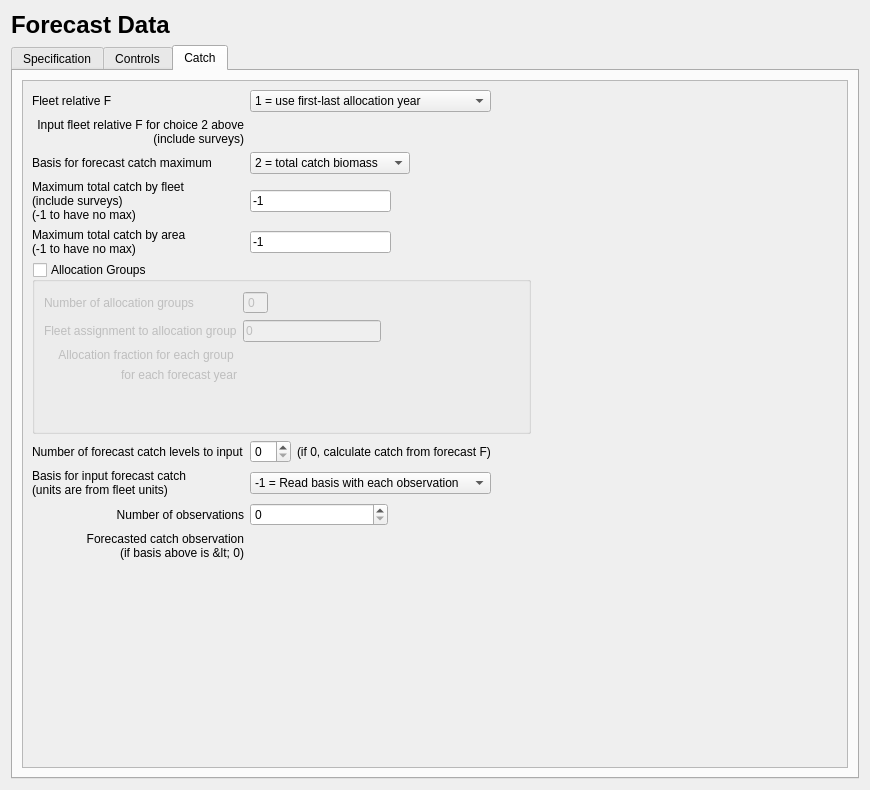
Before: the Qt Designer form src/forecast_widget.ui in nmfs-ost/ss3-ssi, drawn with Qt 5.
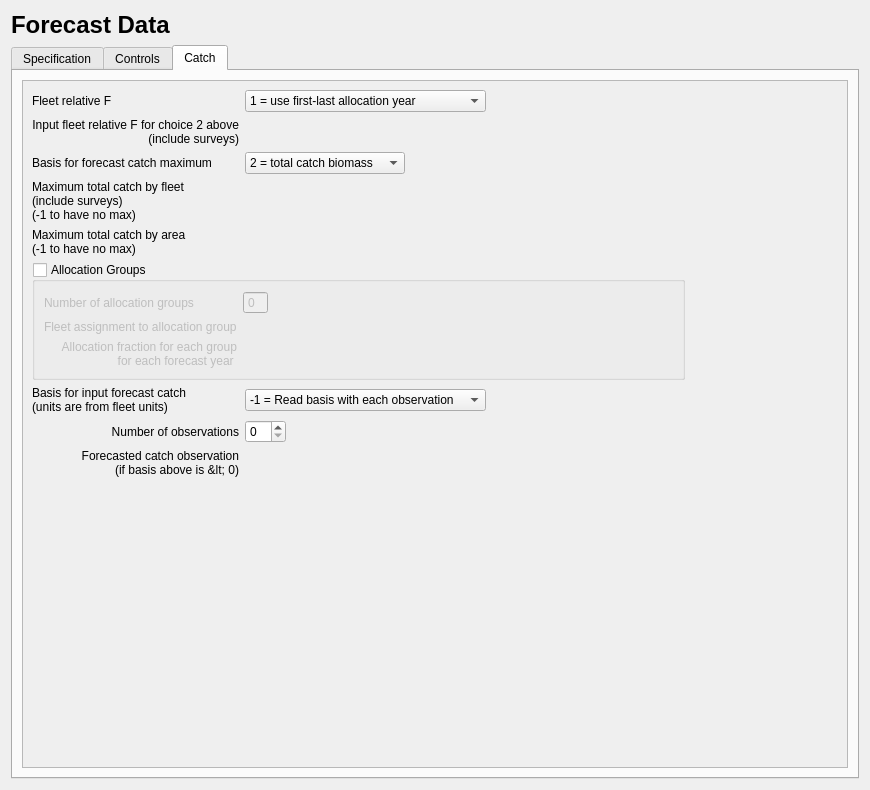
After: the same form once the commit is applied. Icons and pictures are not drawn.

Diff of the .ui file:
```diff
--- a/src/forecast_widget.ui
+++ b/src/forecast_widget.ui
@@ -1671,12 +1671,6 @@
           <layout class="QVBoxLayout" name="verticalLayout_4">
            <item>
             <layout class="QGridLayout" name="gridLayout_fcast2">
-             <item row="10" column="1" colspan="2">
-              <layout class="QVBoxLayout" name="verticalLayout_catch_basis"/>
-             </item>
-             <item row="9" column="1">
-              <widget class="QSpinBox" name="spinBox_fixed_catch_obs"/>
-             </item>
              <item row="4" column="0">
               <widget class="QLabel" name="label_area_max">
                <property name="text">
@@ -1700,13 +1694,6 @@
                </property>
               </widget>
              </item>
-             <item row="7" column="0">
-              <widget class="QLabel" name="label_fcast_levels">
-               <property name="text">
-                <string>Number of forecast catch levels to input</string>
-               </property>
-              </widget>
-             </item>
              <item row="0" column="0">
               <widget class="QLabel" name="label_relF">
                <property name="text">
@@ -1714,61 +1701,6 @@
                </property>
               </widget>
              </item>
-             <item row="0" column="1" colspan="3">
-              <layout class="QHBoxLayout" name="horizontalLayout_relf">
-               <item>
-                <widget class="QComboBox" name="comboBox_relF">
-                 <item>
-                  <property name="text">
-                   <string>1 = use first-last allocation year</string>
-                  </property>
-                 </item>
-                 <item>
-                  <property name="text">
-                   <string>2 = read season(row) x fleet(col) below</string>
-                  </property>
-                 </item>
-                </widget>
-               </item>
-               <item>
-                <spacer name="horizontalSpacer_18">
-                 <property name="orientation">
-                  <enum>Qt::Horizontal</enum>
-                 </property>
-                 <property name="sizeHint" stdset="0">
-                  <size>
-                   <width>40</width>
-                   <height>20</height>
-                  </size>
-                 </property>
-                </spacer>
-               </item>
-              </layout>
-             </item>
-             <item row="4" column="1" colspan="2">
-              <layout class="QHBoxLayout" name="horizontalLayout_area_max">
-               <item>
-                <widget class="QLineEdit" name="lineEdit_max_catch_area">
-                 <property name="text">
-                  <string>-1</string>
-                 </property>
-                </widget>
-               </item>
-               <item>
-                <spacer name="horizontalSpacer_17">
-                 <property name="orientation">
-                  <enum>Qt::Horizontal</enum>
-                 </property>
-                 <property name="sizeHint" stdset="0">
-                  <size>
-                   <width>40</width>
-                   <height>20</height>
-                  </size>
-                 </property>
-                </spacer>
-               </item>
-              </layout>
-             </item>
              <item row="10" column="0">
               <widget class="QLabel" name="label_input_fixed_catch">
                <property name="text">
@@ -1800,7 +1732,160 @@
                </property>
               </widget>
              </item>
-             <item row="5" column="0" colspan="3">
+             <item row="2" column="1" colspan="2">
+              <layout class="QHBoxLayout" name="horizontalLayout_tuning_basis">
+               <item>
+                <widget class="QComboBox" name="comboBox_tuning_basis">
+                 <property name="sizePolicy">
+                  <sizepolicy hsizetype="Preferred" vsizetype="Fixed">
+                   <horstretch>0</horstretch>
+                   <verstretch>0</verstretch>
+                  </sizepolicy>
+                 </property>
+                 <property name="minimumSize">
+                  <size>
+                   <width>160</width>
+                   <height>0</height>
+                  </size>
+                 </property>
+                 <item>
+                  <property name="text">
+                   <string>2 = total catch biomass</string>
+                  </property>
+                 </item>
+                 <item>
+                  <property name="text">
+                   <string>3 = retained biomass</string>
+                  </property>
+                 </item>
+                 <item>
+                  <property name="text">
+                   <string>5 = total catch number</string>
+                  </property>
+                 </item>
+                 <item>
+                  <property name="text">
+                   <string>6 = retained number</string>
+                  </property>
+                 </item>
+                </widget>
+               </item>
+               <item>
+                <spacer name="horizontalSpacer_15">
+                 <property name="orientation">
+                  <enum>Qt::Horizontal</enum>
+                 </property>
+                 <property name="sizeHint" stdset="0">
+                  <size>
+                   <width>40</width>
+                   <height>20</height>
+                  </size>
+                 </property>
+                </spacer>
+               </item>
+              </layout>
+             </item>
+             <item row="8" column="1" colspan="2">
+              <layout class="QHBoxLayout" name="horizontalLayout_input_catch_basis">
+               <item>
+                <widget class="QComboBox" name="comboBox_input_catch_basis">
+                 <property name="sizePolicy">
+                  <sizepolicy hsizetype="Preferred" vsizetype="Fixed">
+                   <horstretch>1</horstretch>
+                   <verstretch>0</verstretch>
+                  </sizepolicy>
+                 </property>
+                 <item>
+                  <property name="text">
+                   <string>-1 = Read basis with each observation</string>
+                  </property>
+                 </item>
+                 <item>
+                  <property name="text">
+                   <string>2 = Dead catch</string>
+                  </property>
+                 </item>
+                 <item>
+                  <property name="text">
+                   <string>3 = Retained catch</string>
+                  </property>
+                 </item>
+                 <item>
+                  <property name="text">
+                   <string>99 = Input harves rate (F)</string>
+                  </property>
+                 </item>
+                </widget>
+               </item>
+               <item>
+                <spacer name="horizontalSpacer_35">
+                 <property name="orientation">
+                  <enum>Qt::Horizontal</enum>
+                 </property>
+                 <property name="sizeHint" stdset="0">
+                  <size>
+                   <width>40</width>
+                   <height>20</height>
+                  </size>
+                 </property>
+                </spacer>
+               </item>
+              </layout>
+             </item>
+             <item row="9" column="0">
+              <widget class="QLabel" name="label_fixed_catch_obs">
+               <property name="text">
+                <string>Number of observations</string>
+               </property>
+               <property name="alignment">
+                <set>Qt::AlignRight|Qt::AlignTrailing|Qt::AlignVCenter</set>
+               </property>
+              </widget>
+             </item>
+             <item row="10" column="1" colspan="3">
+              <layout class="QVBoxLayout" name="verticalLayout_catch_basis"/>
+             </item>
+             <item row="3" column="1" colspan="3">
+              <layout class="QHBoxLayout" name="horizontalLayout_fleet_max"/>
+             </item>
+             <item row="4" column="1" colspan="3">
+              <layout class="QHBoxLayout" name="horizontalLayout_area_max"/>
+             </item>
+             <item row="1" column="1" colspan="3">
+              <layout class="QVBoxLayout" name="verticalLayout_seas_flt_relf"/>
+             </item>
+             <item row="0" column="1" colspan="2">
+              <layout class="QHBoxLayout" name="horizontalLayout_relf">
+               <item>
+                <widget class="QComboBox" name="comboBox_relF">
+                 <item>
+                  <property name="text">
+                   <string>1 = use first-last allocation year</string>
+                  </property>
+                 </item>
+                 <item>
+                  <property name="text">
+                   <string>2 = read season(row) x fleet(col) below</string>
+                  </property>
+                 </item>
+                </widget>
+               </item>
+               <item>
+                <spacer name="horizontalSpacer_18">
+                 <property name="orientation">
+                  <enum>Qt::Horizontal</enum>
+                 </property>
+                 <property name="sizeHint" stdset="0">
+                  <size>
+                   <width>40</width>
+                   <height>20</height>
+                  </size>
+                 </property>
+                </spacer>
+               </item>
+              </layout>
+             </item>
+             <item row="5" column="0" colspan="4">
               <widget class="QGroupBox" name="groupBox_alloc_groups">
                <property name="title">
                 <string>Allocation Groups</string>
@@ -1815,28 +1900,7 @@
                 <item row="0" column="0" colspan="2">
                  <layout class="QGridLayout" name="gridLayout_group_assignment">
                   <item row="1" column="1" colspan="2">
-                   <layout class="QHBoxLayout" name="horizontalLayout_assignment">
-                    <item>
-                     <widget class="QLineEdit" name="lineEdit_alloc_assignments">
-                      <property name="text">
-                       <string>0</string>
-                      </property>
-                     </widget>
-                    </item>
-                    <item>
-                     <spacer name="horizontalSpacer_26">
-                      <property name="orientation">
-                       <enum>Qt::Horizontal</enum>
-                      </property>
-                      <property name="sizeHint" stdset="0">
-                       <size>
-                        <width>40</width>
-                        <height>20</height>
-                       </size>
-                      </property>
-                     </spacer>
-                    </item>
-                   </layout>
+                   <layout class="QHBoxLayout" name="horizontalLayout_assignment"/>
                   </item>
                   <item row="1" column="0">
                    <widget class="QLabel" name="label_alloc_assignment">
@@ -1880,36 +1944,14 @@
                     <item>
                      <widget class="QLabel" name="label_alloc_fraction">
                       <property name="text">
-                       <string>Allocation fraction for each group </string>
+                       <string>Allocation fraction for each group
+for each forecast year </string>
                       </property>
                       <property name="alignment">
                        <set>Qt::AlignRight|Qt::AlignTrailing|Qt::AlignVCenter</set>
                       </property>
                      </widget>
                     </item>
-                    <item>
-                     <widget class="QLabel" name="label">
-                      <property name="text">
-                       <string>for each forecast year</string>
-                      </property>
-                      <property name="alignment">
-                       <set>Qt::AlignRight|Qt::AlignTrailing|Qt::AlignVCenter</set>
-                      </property>
-                     </widget>
-                    </item>
-                    <item>
-                     <spacer name="verticalSpacer_5">
-                      <property name="orientation">
-                       <enum>Qt::Vertical</enum>
-                      </property>
-                      <property name="sizeHint" stdset="0">
-                       <size>
-                        <width>20</width>
-                        <height>40</height>
-                       </size>
-                      </property>
-                     </spacer>
-                    </item>
                    </layout>
                   </item>
                   <item row="2" column="1" colspan="2">
@@ -1920,84 +1962,20 @@
                </layout>
               </widget>
              </item>
-             <item row="2" column="1" colspan="2">
-              <layout class="QHBoxLayout" name="horizontalLayout_tuning_basis">
-               <item>
-                <widget class="QComboBox" name="comboBox_tuning_basis">
-                 <property name="sizePolicy">
-                  <sizepolicy hsizetype="Preferred" vsizetype="Fixed">
-                   <horstretch>0</horstretch>
-                   <verstretch>0</verstretch>
-                  </sizepolicy>
-                 </property>
-                 <property name="minimumSize">
-                  <size>
-                   <width>160</width>
-                   <height>0</height>
-                  </size>
-                 </property>
-                 <item>
-                  <property name="text">
-                   <string>2 = total catch biomass</string>
-                  </property>
-                 </item>
-                 <item>
-                  <property name="text">
-                   <string>3 = retained biomass</string>
-                  </property>
-                 </item>
-                 <item>
-                  <property name="text">
-                   <string>5 = total catch number</string>
-                  </property>
-                 </item>
-                 <item>
-                  <property name="text">
-                   <string>6 = retained number</string>
-                  </property>
-                 </item>
-                </widget>
-               </item>
-               <item>
-                <spacer name="horizontalSpacer_15">
-                 <property name="orientation">
-                  <enum>Qt::Horizontal</enum>
-                 </property>
-                 <property name="sizeHint" stdset="0">
-                  <size>
-                   <width>40</width>
-                   <height>20</height>
-                  </size>
-                 </property>
-                </spacer>
-               </item>
-              </layout>
+             <item row="8" column="3">
+              <spacer name="horizontalSpacer_16">
+               <property name="orientation">
+                <enum>Qt::Horizontal</enum>
+               </property>
+               <property name="sizeHint" stdset="0">
+                <size>
+                 <width>40</width>
+                 <height>20</height>
+                </size>
+               </property>
+              </spacer>
              </item>
-             <item row="3" column="1" colspan="2">
-              <layout class="QHBoxLayout" name="horizontalLayout_fleet_max">
-               <item>
-                <widget class="QLineEdit" name="lineEdit_max_catch_fleet">
-                 <property name="text">
-                  <string>-1</string>
-                 </property>
-                </widget>
-               </item>
-               <item>
-                <spacer name="horizontalSpacer_16">
-                 <property name="orientation">
-                  <enum>Qt::Horizontal</enum>
-                 </property>
-                 <property name="sizeHint" stdset="0">
-                  <size>
-                   <width>40</width>
-                   <height>20</height>
-                  </size>
-                 </property>
-                </spacer>
-               </item>
-              </layout>
-             </item>
-             <item row="5" column="3">
+             <item row="8" column="4">
               <spacer name="horizontalSpacer_30">
                <property name="orientation">
                 <enum>Qt::Horizontal</enum>
@@ -2010,20 +1988,13 @@
                </property>
               </spacer>
              </item>
-             <item row="7" column="1" colspan="2">
-              <layout class="QHBoxLayout" name="horizontalLayout_fcast_levels">
+             <item row="9" column="1" colspan="2">
+              <layout class="QHBoxLayout" name="horizontalLayout_5">
                <item>
-                <widget class="QSpinBox" name="spinBox_fcast_levels"/>
+                <widget class="QSpinBox" name="spinBox_fixed_catch_obs"/>
                </item>
                <item>
-                <widget class="QLabel" name="label_fcast_levels_note">
-                 <property name="text">
-                  <string>(if 0, calculate catch from forecast F)</string>
-                 </property>
-                </widget>
-               </item>
-               <item>
-                <spacer name="horizontalSpacer_34">
+                <spacer name="horizontalSpacer_17">
                  <property name="orientation">
                   <enum>Qt::Horizontal</enum>
                  </property>
@@ -2037,79 +2008,6 @@
                </item>
               </layout>
              </item>
-             <item row="8" column="1" colspan="2">
-              <layout class="QHBoxLayout" name="horizontalLayout_input_catch_basis">
-               <item>
-                <widget class="QComboBox" name="comboBox_input_catch_basis">
-                 <property name="sizePolicy">
-                  <sizepolicy hsizetype="Preferred" vsizetype="Fixed">
-                   <horstretch>1</horstretch>
-                   <verstretch>0</verstretch>
-                  </sizepolicy>
-                 </property>
-                 <item>
-                  <property name="text">
-                   <string>-1 = Read basis with each observation</string>
-                  </property>
-                 </item>
-                 <item>
-                  <property name="text">
-                   <string>2 = Dead catch</string>
-                  </property>
-                 </item>
-                 <item>
-                  <property name="text">
-                   <string>3 = Retained catch</string>
-                  </property>
-                 </item>
-                 <item>
-                  <property name="text">
-                   <string>99 = Input harves rate (F)</string>
-                  </property>
-                 </item>
-                </widget>
-               </item>
-               <item>
-                <spacer name="horizontalSpacer_35">
-                 <property name="orientation">
-                  <enum>Qt::Horizontal</enum>
-                 </property>
-                 <property name="sizeHint" stdset="0">
-                  <size>
-                   <width>40</width>
-                   <height>20</height>
-                  </size>
-                 </property>
-                </spacer>
-               </item>
-              </layout>
-             </item>
-             <item row="10" column="3">
-              <spacer name="verticalSpacer_3">
-               <property name="orientation">
-                <enum>Qt::Vertical</enum>
-               </property>
-               <property name="sizeHint" stdset="0">
-                <size>
-                 <width>20</width>
-                 <height>40</height>
-                </size>
-               </property>
-              </spacer>
-             </item>
-             <item row="1" column="1" colspan="2">
-              <layout class="QVBoxLayout" name="verticalLayout_seas_flt_relf"/>
-             </item>
-             <item row="9" column="0">
-              <widget class="QLabel" name="label_fixed_catch_obs">
-               <property name="text">
-                <string>Number of observations</string>
-               </property>
-               <property name="alignment">
-                <set>Qt::AlignRight|Qt::AlignTrailing|Qt::AlignVCenter</set>
-               </property>
-              </widget>
-             </item>
             </layout>
            </item>
            <item>
```
